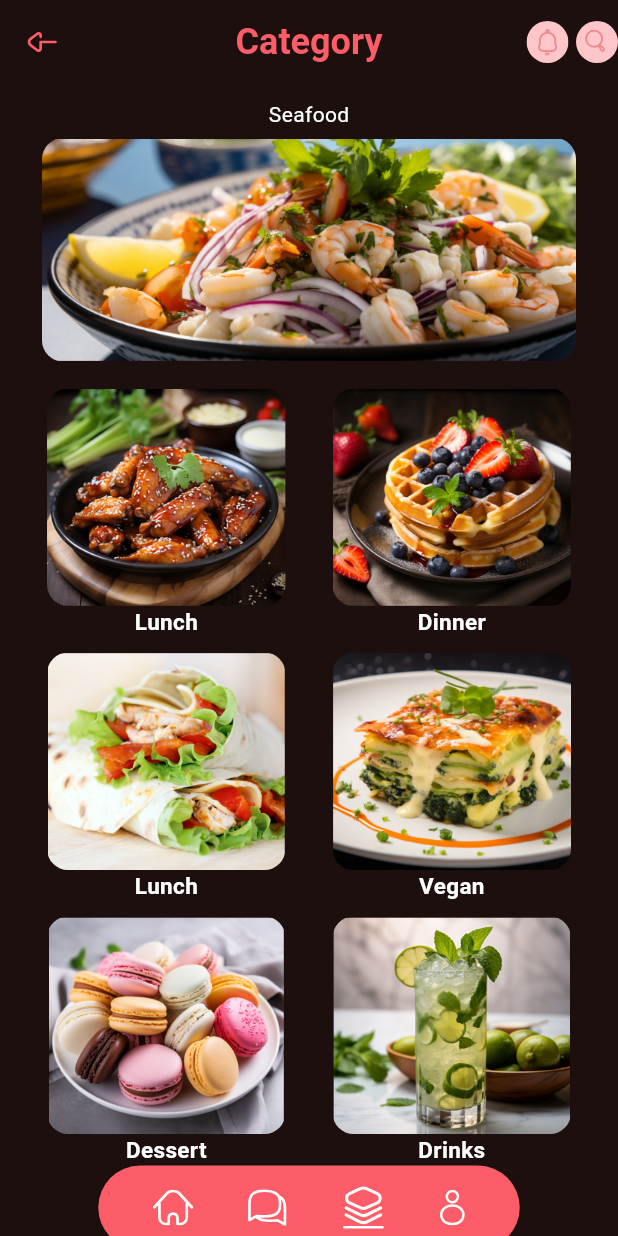
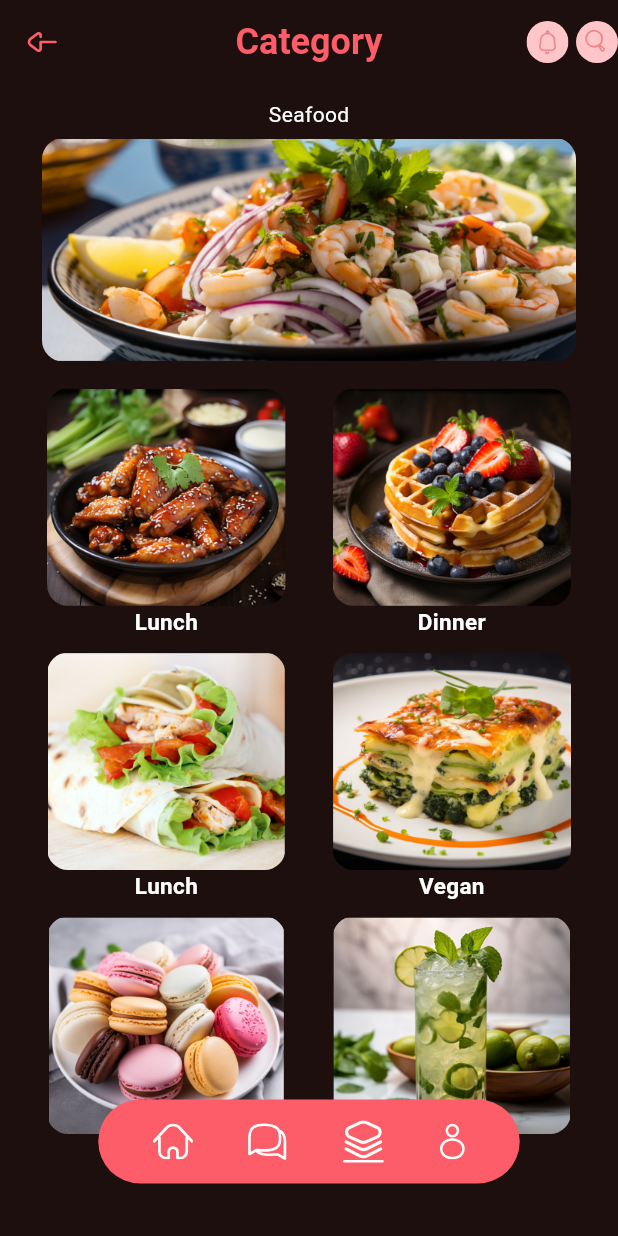
Before and after one commit to Urgenchbayev-Alibek/Lesson110, a Flutter app: the screen it shows after launch, on a phone screen of 412 x 824 dp. Run offline on Flutter 3.47's test engine with Material 3 defaults, Android fonts, the phone set to English and light mode, and no system bars; our stand-ins replace flutter_svg.

Commit message:
HomeTask10-v2

```diff
--- a/lib/presentations/pages/categories_page.dart
+++ b/lib/presentations/pages/categories_page.dart
@@ -11,7 +11,9 @@ class CategoriesPage extends StatelessWidget {
   @override
   Widget build(BuildContext context) {
     return Scaffold(
+      extendBody: true,
       appBar: AppBar(
+        surfaceTintColor: Colors.transparent,
         leading: Padding(
           padding: const EdgeInsets.all(8.0),
           child: Center(
@@ -43,7 +45,7 @@ class CategoriesPage extends StatelessWidget {
               child: Center(
                 child: SvgPicture.asset(
                   "assets/svg/notification.svg",
-                  width: 18,
+                  width: 12,
                   height: 18,
                 ),
               ),
@@ -70,6 +72,7 @@ class CategoriesPage extends StatelessWidget {
         ],
       ),
       body: ListView(
+        padding: const EdgeInsets.only(bottom: 120),
         children: const [
           SizedBox(height: 10),
           CategoryItemMain(),
@@ -120,9 +123,9 @@ class CategoriesPage extends StatelessWidget {
               ),
             ],
           ),
-          BottomNavBar()
         ],
       ),
+      bottomNavigationBar:  const BottomNavBar(),
       backgroundColor: AppColors.backgrounColor,
     );
   }
--- a/lib/presentations/widgets/bottom_nav_bar.dart
+++ b/lib/presentations/widgets/bottom_nav_bar.dart
@@ -10,7 +10,10 @@ class BottomNavBar extends StatelessWidget {
   Widget build(BuildContext context) {
     return Align(
       alignment: Alignment.bottomCenter,
-      child: Container(
+      child: Column(
+        mainAxisAlignment: MainAxisAlignment.end,
+        children: [
+          Container(
             width: 281,
             height: 56,
             decoration: BoxDecoration(
@@ -27,6 +30,9 @@ class BottomNavBar extends StatelessWidget {
               ],
             ),
           ),
+          const SizedBox(height: 35),
+        ],
+      ),
     );
   }
 }
```
Lines whose indentation alone changed are shown as unchanged.
